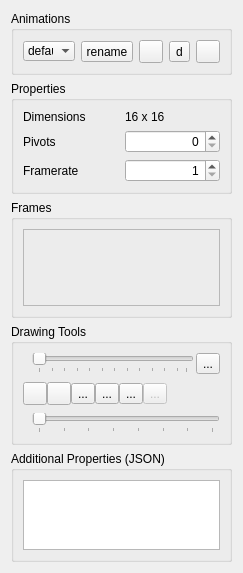
Before: the Qt Designer form src/parttoolswidget.ui in eigenbom/MQ-Sprite, drawn with Qt 5.
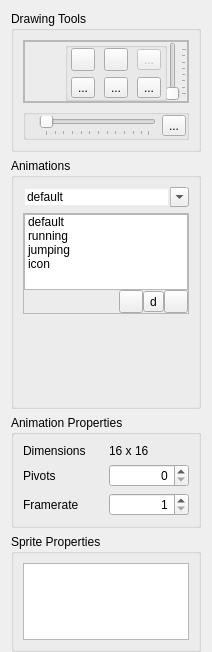
After: the same form once the commit is applied. Icons and pictures are not drawn. Custom widgets are drawn as their Qt base class.

Commit message: Replacing combobox of animations with listwidget

Diff of the .ui file:
```diff
--- a/src/parttoolswidget.ui
+++ b/src/parttoolswidget.ui
@@ -6,8 +6,8 @@
    <rect>
     <x>0</x>
     <y>0</y>
-    <width>243</width>
-    <height>514</height>
+    <width>212</width>
+    <height>652</height>
    </rect>
   </property>
   <property name="sizePolicy">
@@ -32,12 +32,344 @@
    <string>Form</string>
   </property>
   <layout class="QVBoxLayout" name="verticalLayout_3">
+   <property name="bottomMargin">
+    <number>0</number>
+   </property>
    <item>
     <widget class="QGroupBox" name="groupBox_4">
      <property name="title">
+      <string>Drawing Tools</string>
+     </property>
+     <property name="flat">
+      <bool>true</bool>
+     </property>
+     <layout class="QVBoxLayout" name="verticalLayout_9">
+      <item>
+       <widget class="QFrame" name="frame_2">
+        <property name="frameShape">
+         <enum>QFrame::StyledPanel</enum>
+        </property>
+        <property name="frameShadow">
+         <enum>QFrame::Raised</enum>
+        </property>
+        <layout class="QVBoxLayout" name="verticalLayout_4">
+         <property name="leftMargin">
+          <number>0</number>
+         </property>
+         <property name="topMargin">
+          <number>0</number>
+         </property>
+         <property name="rightMargin">
+          <number>0</number>
+         </property>
+         <property name="bottomMargin">
+          <number>0</number>
+         </property>
+         <item>
+          <widget class="QFrame" name="frame">
+           <property name="frameShape">
+            <enum>QFrame::StyledPanel</enum>
+           </property>
+           <property name="frameShadow">
+            <enum>QFrame::Raised</enum>
+           </property>
+           <layout class="QHBoxLayout" name="horizontalLayout_2">
+            <property name="spacing">
+             <number>0</number>
+            </property>
+            <property name="leftMargin">
+             <number>0</number>
+            </property>
+            <property name="topMargin">
+             <number>0</number>
+            </property>
+            <property name="rightMargin">
+             <number>0</number>
+            </property>
+            <property name="bottomMargin">
+             <number>0</number>
+            </property>
+            <item>
+             <widget class="QToolButton" name="toolButtonColour">
+              <property name="toolTip">
+               <string/>
+              </property>
+              <property name="styleSheet">
+               <string notr="true">border-color: rgb(0, 0, 0);
+border-width: 4px;</string>
+              </property>
+              <property name="text">
+               <string/>
+              </property>
+              <property name="icon">
+               <iconset resource="../icons.qrc">
+                <normaloff>:/icon/icons/gentleface/2x2_grid_icon&amp;16.png</normaloff>:/icon/icons/gentleface/2x2_grid_icon&amp;16.png</iconset>
+              </property>
+              <property name="iconSize">
+               <size>
+                <width>32</width>
+                <height>32</height>
+               </size>
+              </property>
+              <property name="toolButtonStyle">
+               <enum>Qt::ToolButtonIconOnly</enum>
+              </property>
+              <property name="autoRaise">
+               <bool>true</bool>
+              </property>
+              <property name="arrowType">
+               <enum>Qt::NoArrow</enum>
+              </property>
+             </widget>
+            </item>
+            <item>
+             <widget class="QGroupBox" name="">
+              <layout class="QGridLayout" name="gridLayout_2">
+               <property name="leftMargin">
+                <number>0</number>
+               </property>
+               <property name="topMargin">
+                <number>0</number>
+               </property>
+               <property name="rightMargin">
+                <number>0</number>
+               </property>
+               <property name="bottomMargin">
+                <number>0</number>
+               </property>
+               <item row="0" column="1">
+                <widget class="QToolButton" name="toolButtonDraw">
+                 <property name="toolTip">
+                  <string>Draw</string>
+                 </property>
+                 <property name="text">
+                  <string/>
+                 </property>
+                 <property name="icon">
+                  <iconset resource="../icons.qrc">
+                   <normaloff>:/icon/icons/gentleface/pencil_icon&amp;16.png</normaloff>:/icon/icons/gentleface/pencil_icon&amp;16.png</iconset>
+                 </property>
+                 <property name="checkable">
+                  <bool>true</bool>
+                 </property>
+                 <property name="autoRepeatInterval">
+                  <number>102</number>
+                 </property>
+                </widget>
+               </item>
+               <item row="0" column="2">
+                <widget class="QToolButton" name="toolButtonErase">
+                 <property name="toolTip">
+                  <string>Erase</string>
+                 </property>
+                 <property name="text">
+                  <string/>
+                 </property>
+                 <property name="icon">
+                  <iconset resource="../icons.qrc">
+                   <normaloff>:/icon/icons/eraser.png</normaloff>:/icon/icons/eraser.png</iconset>
+                 </property>
+                 <property name="checkable">
+                  <bool>true</bool>
+                 </property>
+                </widget>
+               </item>
+               <item row="1" column="3">
+                <widget class="QToolButton" name="toolButtonStamp">
+                 <property name="toolTip">
+                  <string>Stamp</string>
+                 </property>
+                 <property name="text">
+                  <string>...</string>
+                 </property>
+                 <property name="icon">
+                  <iconset resource="../icons.qrc">
+                   <normaloff>:/icon/icons/stamp-2.png</normaloff>:/icon/icons/stamp-2.png</iconset>
+                 </property>
+                 <property name="checkable">
+                  <bool>true</bool>
+                 </property>
+                 <property name="arrowType">
+                  <enum>Qt::NoArrow</enum>
+                 </property>
+                </widget>
+               </item>
+               <item row="1" column="1">
+                <widget class="QToolButton" name="toolButtonPickColour">
+                 <property name="toolTip">
+                  <string>Pick Colour</string>
+                 </property>
+                 <property name="text">
+                  <string>...</string>
+                 </property>
+                 <property name="icon">
+                  <iconset resource="../icons.qrc">
+                   <normaloff>:/icon/icons/eye-2.png</normaloff>:/icon/icons/eye-2.png</iconset>
+                 </property>
+                </widget>
+               </item>
+               <item row="1" column="2">
+                <widget class="QToolButton" name="toolButtonCopy">
+                 <property name="text">
+                  <string>...</string>
+                 </property>
+                 <property name="icon">
+                  <iconset resource="../icons.qrc">
+                   <normaloff>:/icon/icons/stamp.png</normaloff>:/icon/icons/stamp.png</iconset>
+                 </property>
+                </widget>
+               </item>
+               <item row="0" column="3">
+                <widget class="QToolButton" name="toolButtonFill">
+                 <property name="enabled">
+                  <bool>false</bool>
+                 </property>
+                 <property name="toolTip">
+                  <string>fill (not available yet)</string>
+                 </property>
+                 <property name="text">
+                  <string>...</string>
+                 </property>
+                 <property name="icon">
+                  <iconset resource="../icons.qrc">
+                   <normaloff>:/icon/icons/flask-empty.png</normaloff>:/icon/icons/flask-empty.png</iconset>
+                 </property>
+                </widget>
+               </item>
+              </layout>
+             </widget>
+            </item>
+            <item>
+             <widget class="QSlider" name="hSliderPenSize">
+              <property name="toolTip">
+               <string>Brush Size</string>
+              </property>
+              <property name="minimum">
+               <number>1</number>
+              </property>
+              <property name="maximum">
+               <number>8</number>
+              </property>
+              <property name="pageStep">
+               <number>1</number>
+              </property>
+              <property name="invertedAppearance">
+               <bool>false</bool>
+              </property>
+              <property name="invertedControls">
+               <bool>false</bool>
+              </property>
+              <property name="tickPosition">
+               <enum>QSlider::TicksBelow</enum>
+              </property>
+              <property name="tickInterval">
+               <number>1</number>
+              </property>
+             </widget>
+            </item>
+           </layout>
+          </widget>
+         </item>
+        </layout>
+       </widget>
+      </item>
+      <item>
+       <widget class="QGroupBox" name="">
+        <layout class="QHBoxLayout" name="horizontalLayout_3">
+         <property name="leftMargin">
+          <number>0</number>
+         </property>
+         <property name="topMargin">
+          <number>0</number>
+         </property>
+         <property name="rightMargin">
+          <number>0</number>
+         </property>
+         <property name="bottomMargin">
+          <number>0</number>
+         </property>
+         <item>
+          <widget class="QLabel" name="label">
+           <property name="text">
+            <string/>
+           </property>
+           <property name="pixmap">
+            <pixmap resource="../icons.qrc">:/icon/icons/gentleface/zoom_icon&amp;16.png</pixmap>
+           </property>
+          </widget>
+         </item>
+         <item>
+          <widget class="QSlider" name="hSliderZoom">
+           <property name="minimumSize">
+            <size>
+             <width>0</width>
+             <height>0</height>
+            </size>
+           </property>
+           <property name="minimum">
+            <number>1</number>
+           </property>
+           <property name="maximum">
+            <number>48</number>
+           </property>
+           <property name="pageStep">
+            <number>2</number>
+           </property>
+           <property name="orientation">
+            <enum>Qt::Horizontal</enum>
+           </property>
+           <property name="invertedAppearance">
+            <bool>false</bool>
+           </property>
+           <property name="invertedControls">
+            <bool>false</bool>
+           </property>
+           <property name="tickPosition">
+            <enum>QSlider::TicksBelow</enum>
+           </property>
+           <property name="tickInterval">
+            <number>4</number>
+           </property>
+          </widget>
+         </item>
+         <item>
+          <widget class="QToolButton" name="toolButtonFitToWindow">
+           <property name="enabled">
+            <bool>true</bool>
+           </property>
+           <property name="toolTip">
+            <string>Fit To Window</string>
+           </property>
+           <property name="text">
+            <string>...</string>
+           </property>
+           <property name="icon">
+            <iconset resource="../icons.qrc">
+             <normaloff>:/icon/icons/gentleface/cursor_drag_arrow_2_icon&amp;16.png</normaloff>:/icon/icons/gentleface/cursor_drag_arrow_2_icon&amp;16.png</iconset>
+           </property>
+          </widget>
+         </item>
+        </layout>
+       </widget>
+      </item>
+     </layout>
+    </widget>
+   </item>
+   <item>
+    <widget class="QGroupBox" name="groupBox_2">
+     <property name="title">
       <string>Animations</string>
      </property>
-     <layout class="QHBoxLayout" name="horizontalLayout">
+     <property name="flat">
+      <bool>true</bool>
+     </property>
+     <layout class="QVBoxLayout" name="verticalLayout_5">
+      <property name="sizeConstraint">
+       <enum>QLayout::SetDefaultConstraint</enum>
+      </property>
+      <property name="rightMargin">
+       <number>9</number>
+      </property>
       <item>
        <widget class="QComboBox" name="comboBoxModes">
         <property name="sizePolicy">
@@ -56,7 +388,7 @@
          <enum>Qt::LeftToRight</enum>
         </property>
         <property name="editable">
-         <bool>false</bool>
+         <bool>true</bool>
         </property>
         <property name="currentText">
          <string>default</string>
@@ -64,6 +396,9 @@
         <property name="maxVisibleItems">
          <number>16</number>
         </property>
+        <property name="insertPolicy">
+         <enum>QComboBox::InsertAlphabetically</enum>
+        </property>
         <property name="sizeAdjustPolicy">
          <enum>QComboBox::AdjustToContents</enum>
         </property>
@@ -86,76 +421,188 @@
        </widget>
       </item>
       <item>
-       <widget class="QToolButton" name="toolButtonRenameMode">
-        <property name="toolTip">
-         <string>Rename Animation</string>
+       <widget class="QFrame" name="frame_3">
+        <property name="frameShape">
+         <enum>QFrame::StyledPanel</enum>
         </property>
-        <property name="text">
-         <string>rename</string>
+        <property name="frameShadow">
+         <enum>QFrame::Raised</enum>
         </property>
-        <property name="icon">
-         <iconset resource="../icons.qrc">
-          <normaloff>:/icon/icons/gentleface/wrench_icon&amp;16.png</normaloff>:/icon/icons/gentleface/wrench_icon&amp;16.png</iconset>
-        </property>
+        <layout class="QVBoxLayout" name="verticalLayout">
+         <property name="spacing">
+          <number>0</number>
+         </property>
+         <property name="leftMargin">
+          <number>0</number>
+         </property>
+         <property name="topMargin">
+          <number>0</number>
+         </property>
+         <property name="rightMargin">
+          <number>0</number>
+         </property>
+         <property name="bottomMargin">
+          <number>0</number>
+         </property>
+         <item>
+          <widget class="QListWidget" name="listWidgetModes">
+           <property name="sizePolicy">
+            <sizepolicy hsizetype="Preferred" vsizetype="MinimumExpanding">
+             <horstretch>0</horstretch>
+             <verstretch>0</verstretch>
+            </sizepolicy>
+           </property>
+           <property name="minimumSize">
+            <size>
+             <width>0</width>
+             <height>50</height>
+            </size>
+           </property>
+           <property name="maximumSize">
+            <size>
+             <width>16777215</width>
+             <height>300</height>
+            </size>
+           </property>
+           <property name="horizontalScrollBarPolicy">
+            <enum>Qt::ScrollBarAlwaysOff</enum>
+           </property>
+           <property name="editTriggers">
+            <set>QAbstractItemView::EditKeyPressed|QAbstractItemView::SelectedClicked</set>
+           </property>
+           <property name="alternatingRowColors">
+            <bool>false</bool>
+           </property>
+           <property name="selectionBehavior">
+            <enum>QAbstractItemView::SelectItems</enum>
+           </property>
+           <property name="uniformItemSizes">
+            <bool>false</bool>
+           </property>
+           <property name="selectionRectVisible">
+            <bool>false</bool>
+           </property>
+           <property name="sortingEnabled">
+            <bool>true</bool>
+           </property>
+           <item>
+            <property name="text">
+             <string>default</string>
+            </property>
+           </item>
+           <item>
+            <property name="text">
+             <string>running</string>
+            </property>
+           </item>
+           <item>
+            <property name="text">
+             <string>jumping</string>
+            </property>
+           </item>
+           <item>
+            <property name="text">
+             <string>icon</string>
+            </property>
+           </item>
+          </widget>
+         </item>
+         <item>
+          <layout class="QHBoxLayout" name="horizontalLayout_4">
+           <item>
+            <spacer name="horizontalSpacer">
+             <property name="orientation">
+              <enum>Qt::Horizontal</enum>
+             </property>
+             <property name="sizeHint" stdset="0">
+              <size>
+               <width>40</width>
+               <height>20</height>
+              </size>
+             </property>
+            </spacer>
+           </item>
+           <item>
+            <widget class="QToolButton" name="toolButtonAddMode">
+             <property name="maximumSize">
+              <size>
+               <width>32</width>
+               <height>16777215</height>
+              </size>
+             </property>
+             <property name="toolTip">
+              <string>New Animation</string>
+             </property>
+             <property name="text">
+              <string/>
+             </property>
+             <property name="icon">
+              <iconset resource="../icons.qrc">
+               <normaloff>:/icon/icons/gentleface/sq_plus_icon&amp;16.png</normaloff>:/icon/icons/gentleface/sq_plus_icon&amp;16.png</iconset>
+             </property>
+            </widget>
+           </item>
+           <item>
+            <widget class="QToolButton" name="toolButtonCopyMode">
+             <property name="maximumSize">
+              <size>
+               <width>32</width>
+               <height>16777215</height>
+              </size>
+             </property>
+             <property name="toolTip">
+              <string>Duplicate Animation</string>
+             </property>
+             <property name="text">
+              <string>d</string>
+             </property>
+             <property name="icon">
+              <iconset resource="../icons.qrc">
+               <normaloff>:/icon/icons/gentleface/page_layout_icon&amp;16.png</normaloff>:/icon/icons/gentleface/page_layout_icon&amp;16.png</iconset>
+             </property>
+            </widget>
+           </item>
+           <item>
+            <widget class="QToolButton" name="toolButtonDeleteMode">
+             <property name="maximumSize">
+              <size>
+               <width>32</width>
+               <height>16777215</height>
+              </size>
+             </property>
+             <property name="toolTip">
+              <string>Delete Animation</string>
+             </property>
+             <property name="text">
+              <string/>
+             </property>
+             <property name="icon">
+              <iconset resource="../icons.qrc">
+               <normaloff>:/icon/icons/gentleface/trash_icon&amp;16.png</normaloff>:/icon/icons/gentleface/trash_icon&amp;16.png</iconset>
+             </property>
+            </widget>
+           </item>
+          </layout>
+         </item>
+        </layout>
        </widget>
       </item>
       <item>
-       <widget class="QToolButton" name="toolButtonAddMode">
-        <property name="maximumSize">
-         <size>
-          <width>32</width>
-          <height>16777215</height>
-         </size>
+       <widget class="AnimatorWidget" name="animatorWidget">
+        <property name="sizePolicy">
+         <sizepolicy hsizetype="Preferred" vsizetype="Preferred">
+          <horstretch>0</horstretch>
+          <verstretch>0</verstretch>
+         </sizepolicy>
         </property>
-        <property name="toolTip">
-         <string>New Animation</string>
-        </property>
-        <property name="text">
-         <string/>
-        </property>
-        <property name="icon">
-         <iconset resource="../icons.qrc">
-          <normaloff>:/icon/icons/gentleface/sq_plus_icon&amp;16.png</normaloff>:/icon/icons/gentleface/sq_plus_icon&amp;16.png</iconset>
-        </property>
-       </widget>
-      </item>
-      <item>
-       <widget class="QToolButton" name="toolButtonCopyMode">
-        <property name="maximumSize">
+        <property name="minimumSize">
          <size>
-          <width>32</width>
-          <height>16777215</height>
+          <width>100</width>
+          <height>77</height>
          </size>
         </property>
-        <property name="toolTip">
-         <string>Duplicate Animation</string>
-        </property>
-        <property name="text">
-         <string>d</string>
-        </property>
-        <property name="icon">
-         <iconset resource="../icons.qrc">
-          <normaloff>:/icon/icons/gentleface/page_layout_icon&amp;16.png</normaloff>:/icon/icons/gentleface/page_layout_icon&amp;16.png</iconset>
-        </property>
-       </widget>
-      </item>
-      <item>
-       <widget class="QToolButton" name="toolButtonDeleteMode">
-        <property name="maximumSize">
-         <size>
-          <width>32</width>
-          <height>16777215</height>
-         </size>
-        </property>
-        <property name="toolTip">
-         <string>Delete Animation</string>
-        </property>
-        <property name="text">
-         <string/>
-        </property>
-        <property name="icon">
-         <iconset resource="../icons.qrc">
-          <normaloff>:/icon/icons/gentleface/trash_icon&amp;16.png</normaloff>:/icon/icons/gentleface/trash_icon&amp;16.png</iconset>
+        <property name="frameShape">
+         <enum>QFrame::NoFrame</enum>
         </property>
        </widget>
       </item>
@@ -165,10 +612,10 @@
    <item>
     <widget class="QGroupBox" name="groupBox">
      <property name="title">
-      <string>Properties</string>
+      <string>Animation Properties</string>
      </property>
      <property name="flat">
-      <bool>false</bool>
+      <bool>true</bool>
      </property>
      <property name="checkable">
       <bool>false</bool>
@@ -190,14 +637,7 @@
          <set>Qt::AlignRight|Qt::AlignTrailing|Qt::AlignVCenter</set>
         </property>
         <property name="maximum">
-         <number>8</number>
-        </property>
-       </widget>
-      </item>
-      <item row="0" column="0">
-       <widget class="QLabel" name="label_2">
-        <property name="text">
-         <string>Dimensions</string>
+         <number>4</number>
         </property>
        </widget>
       </item>
@@ -231,321 +671,33 @@
         </property>
        </widget>
       </item>
-     </layout>
-    </widget>
-   </item>
-   <item>
-    <widget class="QGroupBox" name="groupBox_3">
-     <property name="title">
-      <string>Frames</string>
-     </property>
-     <layout class="QVBoxLayout" name="verticalLayout">
-      <item>
-       <widget class="AnimatorWidget" name="animatorWidget">
-        <property name="sizePolicy">
-         <sizepolicy hsizetype="Preferred" vsizetype="Preferred">
-          <horstretch>0</horstretch>
-          <verstretch>0</verstretch>
-         </sizepolicy>
+      <item row="0" column="0">
+       <widget class="QLabel" name="label_2">
+        <property name="text">
+         <string>Dimensions</string>
         </property>
-        <property name="minimumSize">
-         <size>
-          <width>174</width>
-          <height>77</height>
-         </size>
-        </property>
-        <property name="frameShape">
-         <enum>QFrame::StyledPanel</enum>
-        </property>
-        <layout class="QVBoxLayout" name="verticalLayout_2"/>
        </widget>
       </item>
      </layout>
     </widget>
    </item>
    <item>
-    <widget class="QGroupBox" name="groupBoxDraw">
+    <widget class="QGroupBox" name="groupBox_5">
      <property name="title">
-      <string>Drawing Tools</string>
+      <string>Sprite Properties</string>
      </property>
-     <layout class="QVBoxLayout" name="verticalLayout_4">
-      <item>
-       <layout class="QHBoxLayout" name="horizontalLayout_11">
-        <property name="spacing">
-         <number>2</number>
-        </property>
-        <property name="bottomMargin">
-         <number>0</number>
-        </property>
-        <item>
-         <widget class="QLabel" name="label">
-          <property name="text">
-           <string/>
-          </property>
-          <property name="pixmap">
-           <pixmap resource="../icons.qrc">:/icon/icons/gentleface/zoom_icon&amp;16.png</pixmap>
-          </property>
-          <property name="buddy">
-           <cstring>groupBoxDraw</cstring>
-          </property>
-         </widget>
-        </item>
-        <item>
-         <widget class="QSlider" name="hSliderZoom">
-          <property name="minimumSize">
-           <size>
-            <width>0</width>
-            <height>0</height>
-           </size>
-          </property>
-          <property name="minimum">
-           <number>1</number>
-          </property>
-          <property name="maximum">
-           <number>48</number>
-          </property>
-          <property name="pageStep">
-           <number>2</number>
-          </property>
-          <property name="orientation">
-           <enum>Qt::Horizontal</enum>
-          </property>
-          <property name="invertedAppearance">
-           <bool>false</bool>
-          </property>
-          <property name="invertedControls">
-           <bool>false</bool>
-          </property>
-          <property name="tickPosition">
-           <enum>QSlider::TicksBelow</enum>
-          </property>
-          <property name="tickInterval">
-           <number>4</number>
-          </property>
-         </widget>
-        </item>
-        <item>
-         <widget class="QToolButton" name="toolButtonFitToWindow">
-          <property name="enabled">
-           <bool>true</bool>
-          </property>
-          <property name="toolTip">
-           <string>Fit To Window</string>
-          </property>
-          <property name="text">
-           <string>...</string>
-          </property>
-          <property name="icon">
-           <iconset resource="../icons.qrc">
-            <normaloff>:/icon/icons/gentleface/cursor_V_split_icon&amp;16.png</normaloff>:/icon/icons/gentleface/cursor_V_split_icon&amp;16.png</iconset>
-          </property>
-         </widget>
-        </item>
-       </layout>
-      </item>
-      <item>
-       <layout class="QHBoxLayout" name="horizontalLayout_10">
-        <property name="spacing">
-         <number>0</number>
-        </property>
-        <property name="bottomMargin">
-         <number>0</number>
-        </property>
-        <item>
-         <widget class="QToolButton" name="toolButtonDraw">
-          <property name="toolTip">
-           <string>Draw</string>
-          </property>
-          <property name="text">
-           <string/>
-          </property>
-          <property name="icon">
-           <iconset resource="../icons.qrc">
-            <normaloff>:/icon/icons/pencil.png</normaloff>:/icon/icons/pencil.png</iconset>
-          </property>
-          <property name="checkable">
-           <bool>true</bool>
-          </property>
-          <property name="autoRepeatInterval">
-           <number>102</number>
-          </property>
-         </widget>
-        </item>
-        <item>
-         <widget class="QToolButton" name="toolButtonErase">
-          <property name="toolTip">
-           <string>Erase</string>
-          </property>
-          <property name="text">
-           <string/>
-          </property>
-          <property name="icon">
-           <iconset resource="../icons.qrc">
-            <normaloff>:/icon/icons/eraser.png</normaloff>:/icon/icons/eraser.png</iconset>
-          </property>
-          <property name="checkable">
-           <bool>true</bool>
-          </property>
-         </widget>
-        </item>
-        <item>
-         <widget class="QToolButton" name="toolButtonPickColour">
-          <property name="toolTip">
-           <string>Pick Colour</string>
-          </property>
-          <property name="text">
-           <string>...</string>
-          </property>
-          <property name="icon">
-           <iconset resource="../icons.qrc">
-            <normaloff>:/icon/icons/eye-2.png</normaloff>:/icon/icons/eye-2.png</iconset>
-          </property>
-         </widget>
-        </item>
-        <item>
-         <widget class="QToolButton" name="toolButtonCopy">
-          <property name="text">
-           <string>...</string>
-          </property>
-          <property name="icon">
-           <iconset resource="../icons.qrc">
-            <normaloff>:/icon/icons/stamp.png</normaloff>:/icon/icons/stamp.png</iconset>
-          </property>
-         </widget>
-        </item>
-        <item>
-         <widget class="QToolButton" name="toolButtonStamp">
-          <property name="toolTip">
-           <string>Stamp</string>
-          </property>
-          <property name="text">
-           <string>...</string>
-          </property>
-          <property name="icon">
-           <iconset resource="../icons.qrc">
-            <normaloff>:/icon/icons/stamp-2.png</normaloff>:/icon/icons/stamp-2.png</iconset>
-          </property>
-          <property name="checkable">
-           <bool>true</bool>
-          </property>
-          <property name="arrowType">
-           <enum>Qt::NoArrow</enum>
-          </property>
-         </widget>
-        </item>
-        <item>
-         <widget class="QToolButton" name="toolButtonFill">
-          <property name="enabled">
-           <bool>false</bool>
-          </property>
-          <property name="toolTip">
-           <string>fill (not available yet)</string>
-          </property>
-          <property name="text">
-           <string>...</string>
-          </property>
-          <property name="icon">
-           <iconset resource="../icons.qrc">
-            <normaloff>:/icon/icons/flask-empty.png</normaloff>:/icon/icons/flask-empty.png</iconset>
-          </property>
-         </widget>
-        </item>
-        <item>
-         <spacer name="horizontalSpacer_2">
-          <property name="orientation">
-           <enum>Qt::Horizontal</enum>
-          </property>
-          <property name="sizeHint" stdset="0">
-           <size>
-            <width>40</width>
-            <height>20</height>
-           </size>
-          </property>
-         </spacer>
-        </item>
-        <item>
-         <widget class="QToolButton" name="toolButtonColour">
-          <property name="toolTip">
-           <string/>
-          </property>
-          <property name="text">
-           <string/>
-          </property>
-          <property name="iconSize">
-           <size>
-            <width>20</width>
-            <height>20</height>
-           </size>
-          </property>
-          <property name="toolButtonStyle">
-           <enum>Qt::ToolButtonIconOnly</enum>
-          </property>
-          <property name="autoRaise">
-           <bool>true</bool>
-          </property>
-          <property name="arrowType">
-           <enum>Qt::NoArrow</enum>
-          </property>
-         </widget>
-        </item>
-       </layout>
-      </item>
-      <item>
-       <layout class="QHBoxLayout" name="horizontalLayout_12">
-        <property name="spacing">
-         <number>2</number>
-        </property>
-        <property name="bottomMargin">
-         <number>0</number>
-        </property>
-        <item>
-         <widget class="QLabel" name="label_8">
-          <property name="text">
-           <string/>
-          </property>
-          <property name="pixmap">
-           <pixmap resource="../icons.qrc">:/icon/icons/draw.png</pixmap>
-          </property>
-         </widget>
-        </item>
-        <item>
-         <widget class="QSlider" name="hSliderPenSize">
-          <property name="minimum">
-           <number>1</number>
-          </property>
-          <property name="maximum">
-           <number>8</number>
-          </property>
-          <property name="pageStep">
-           <number>1</number>
-          </property>
-          <property name="orientation">
-           <enum>Qt::Horizontal</enum>
-          </property>
-          <property name="tickPosition">
-           <enum>QSlider::TicksBelow</enum>
-          </property>
-          <property name="tickInterval">
-           <number>1</number>
-          </property>
-         </widget>
-        </item>
-       </layout>
-      </item>
-     </layout>
-    </widget>
-   </item>
-   <item>
-    <widget class="QGroupBox" name="groupBox_2">
-     <property name="toolTip">
-      <string>Properties in a JSON dictionary format.</string>
+     <property name="flat">
+      <bool>true</bool>
      </property>
-     <property name="title">
-      <string>Additional Properties (JSON)</string>
+     <property name="checkable">
+      <bool>false</bool>
      </property>
-     <layout class="QVBoxLayout" name="verticalLayout_5">
+     <layout class="QVBoxLayout" name="verticalLayout_10">
       <item>
        <widget class="QPlainTextEdit" name="textEditProperties">
+        <property name="toolTip">
+         <string>JSON formatted properties.</string>
+        </property>
         <property name="plainText">
          <string/>
         </property>
```
The commit also changes 13 other files.
